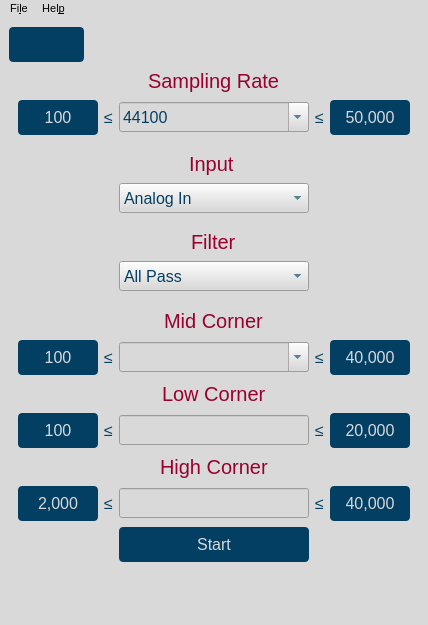
Above: gui/qtdesigner/BasicOperation.ui from wyattduber/CyDAQ before the change. Below: the same form after it.
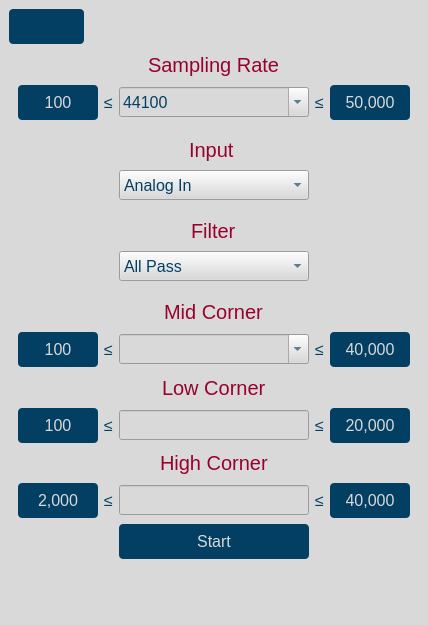
That is the form after the change. Icons and pictures are not drawn.

The edit to the form file:
```diff
--- a/gui/qtdesigner/BasicOperation.ui
+++ b/gui/qtdesigner/BasicOperation.ui
@@ -82,6 +82,12 @@
     </item>
     <item alignment="Qt::AlignHCenter">
      <widget class="QLabel" name="sampling_rate_label">
+      <property name="maximumSize">
+       <size>
+        <width>16777215</width>
+        <height>50</height>
+       </size>
+      </property>
       <property name="text">
        <string>Sampling Rate</string>
       </property>
@@ -541,6 +547,12 @@
     </item>
     <item alignment="Qt::AlignHCenter">
      <widget class="QLabel" name="low_corner_label">
+      <property name="maximumSize">
+       <size>
+        <width>16777215</width>
+        <height>50</height>
+       </size>
+      </property>
       <property name="text">
        <string>Low Corner</string>
       </property>
@@ -634,6 +646,12 @@
     </item>
     <item alignment="Qt::AlignHCenter">
      <widget class="QLabel" name="high_corner_label">
+      <property name="maximumSize">
+       <size>
+        <width>16777215</width>
+        <height>50</height>
+       </size>
+      </property>
       <property name="text">
        <string>High Corner</string>
       </property>
@@ -747,36 +765,6 @@
     </item>
    </layout>
   </widget>
-  <widget class="QMenuBar" name="menubar">
-   <property name="geometry">
-    <rect>
-     <x>0</x>
-     <y>0</y>
-     <width>428</width>
-     <height>19</height>
-    </rect>
-   </property>
-   <property name="font">
-    <font>
-     <pointsize>8</pointsize>
-    </font>
-   </property>
-   <widget class="QMenu" name="menuFile">
-    <property name="title">
-     <string>Fi&amp;le</string>
-    </property>
-    <addaction name="actionRestart"/>
-    <addaction name="actionQuit"/>
-   </widget>
-   <widget class="QMenu" name="menuHelp">
-    <property name="title">
-     <string>Hel&amp;p</string>
-    </property>
-    <addaction name="actionPing_CyDAQ"/>
-   </widget>
-   <addaction name="menuFile"/>
-   <addaction name="menuHelp"/>
-  </widget>
   <widget class="QStatusBar" name="statusbar"/>
   <action name="actionRestart">
    <property name="text">
```
